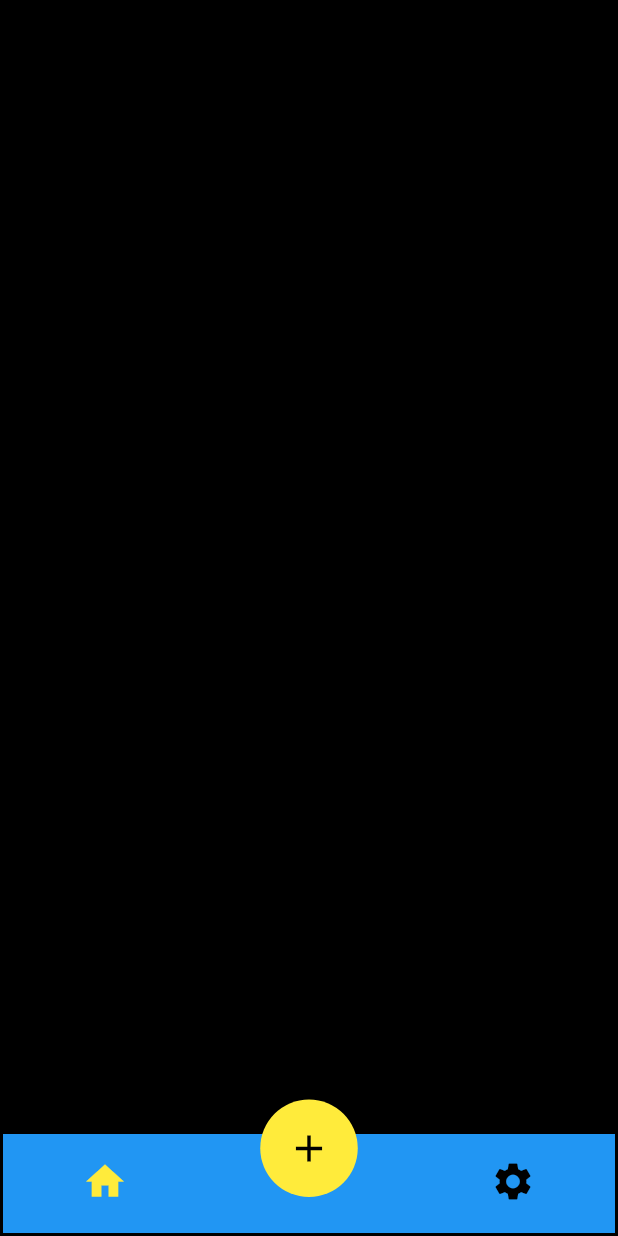
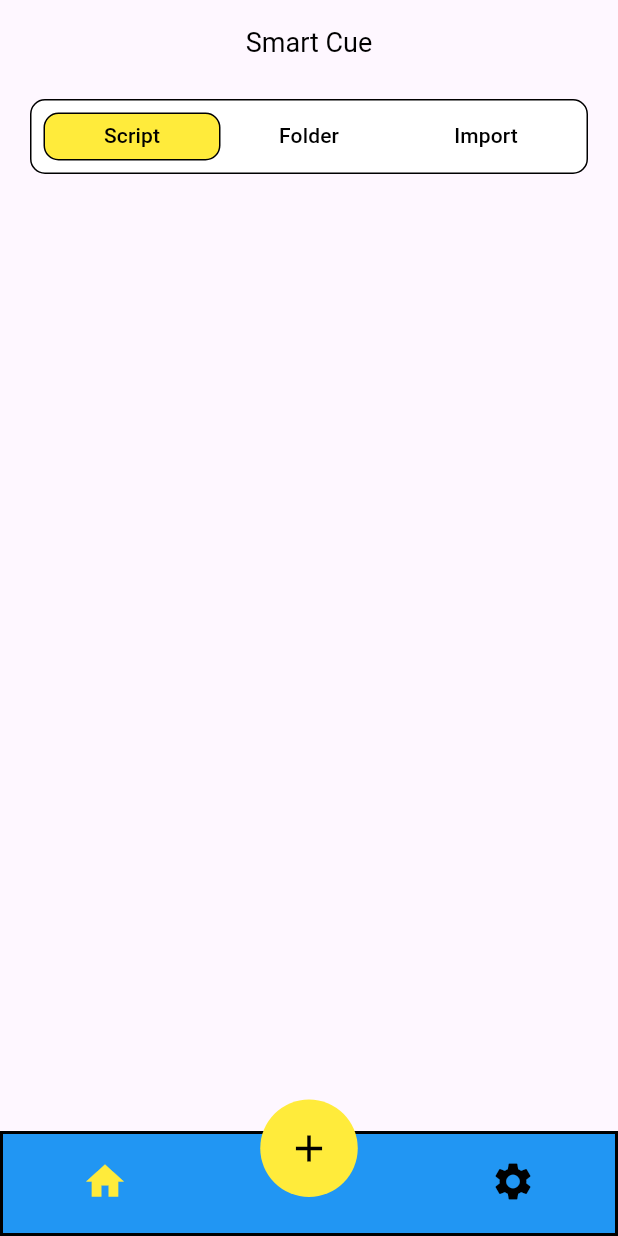
Before and after one commit to M4DGENIUS0/Smart-Cue, a Flutter app: the screen it shows after launch, on a phone screen of 412 x 824 dp. Run offline on Flutter 3.47's test engine with Material 3 defaults, Android fonts, the phone set to English and light mode, and no system bars; drawn by our look-alikes of persistent_bottom_nav_bar; our stand-ins replace flutter_bloc, get_it, google_fonts; Roboto replaces fonts that are missing (Lexend Giga).

Commit message:
Home Screen UI being build

```diff
--- a/lib/views/Home/Scripts_Home.dart
+++ b/lib/views/Home/Scripts_Home.dart
@@ -1,4 +1,7 @@
 import 'package:flutter/material.dart';
+import 'package:google_fonts/google_fonts.dart';
+
+import '../views.dart';
 
 class ScriptsHome extends StatefulWidget {
   const ScriptsHome({super.key});
@@ -10,10 +13,34 @@ class ScriptsHome extends StatefulWidget {
 class _ScriptsHomeState extends State<ScriptsHome> {
   @override
   Widget build(BuildContext context) {
-    return Center(
-      child: Icon(
-        Icons.home,
-        size: 50,
+    return DefaultTabController(
+      length: 3,
+      child: Scaffold(
+        appBar: AppBar(
+          title: Text(
+            "Smart Cue",
+          ),
+          centerTitle: true,
+          titleTextStyle: GoogleFonts.getFont('Lexend Giga',
+              color: Colors.black, fontSize: 18),
+          // Tab bar Customization
+          bottom: PreferredSize(
+              preferredSize: const Size.fromHeight(60),
+              child: ClipRRect(
+                borderRadius: BorderRadius.circular(10),
+                child: Container(
+                  height: 50,
+                  margin: const EdgeInsets.symmetric(
+                    horizontal: 20,
+                  ),
+                  decoration: BoxDecoration(
+                      border: Border.all(color: Colors.black, width: 1),
+                      borderRadius: BorderRadius.circular(10),
+                      color: Colors.white),
+                  child: Tabs(),
+                ),
+              )),
+        ),
       ),
     );
   }
--- /dev/null
+++ b/lib/views/Home/Tab/Screens/Scripts/Screens/Scripts.dart
@@ -0,0 +1,10 @@
+import 'package:flutter/material.dart';
+
+class Scripts extends StatelessWidget {
+  const Scripts({super.key});
+
+  @override
+  Widget build(BuildContext context) {
+    return const Placeholder();
+  }
+}
--- /dev/null
+++ b/lib/views/Home/Tab/Tab.dart
@@ -0,0 +1,44 @@
+import 'package:flutter/material.dart';
+
+class Tabs extends StatelessWidget {
+  const Tabs({super.key});
+
+  @override
+  Widget build(BuildContext context) {
+    return Padding(
+      padding: const EdgeInsets.all(8.0),
+      child: TabBar(
+          indicatorSize: TabBarIndicatorSize.tab,
+          dividerColor: Colors.transparent,
+          indicator: BoxDecoration(
+              color: Colors.yellow,
+              border: Border.all(color: Colors.black, width: 1),
+              borderRadius: BorderRadius.circular(10)),
+          labelColor: Colors.black,
+          unselectedLabelColor: Colors.black,
+          tabs: [
+            Tab(
+              child: Center(
+                  child: Text(
+                "Script",
+                overflow: TextOverflow.ellipsis,
+              )),
+            ),
+            Tab(
+              child: Center(
+                  child: Text(
+                "Folder",
+                overflow: TextOverflow.ellipsis,
+              )),
+            ),
+            Tab(
+              child: Center(
+                  child: Text(
+                "Import",
+                overflow: TextOverflow.ellipsis,
+              )),
+            )
+          ]),
+    );
+  }
+}
--- a/lib/views/views.dart
+++ b/lib/views/views.dart
@@ -2,3 +2,4 @@ export 'Init_Home/init_home.dart';
 export 'Home/Scripts_Home.dart';
 export 'Setting/Screen/setting.dart';
 export 'Add_Script/Add_Script.dart';
+export 'Home/Tab/Tab.dart';
--- a/pubspec.yaml
+++ b/pubspec.yaml
@@ -23,6 +23,7 @@ dependencies:
   another_flushbar: ^1.12.30
   persistent_bottom_nav_bar: ^6.2.1
   get_it: ^8.0.3
+  google_fonts: ^6.2.1
 
 dev_dependencies:
   flutter_test:
```
Also changed, not shown: pubspec.lock.
